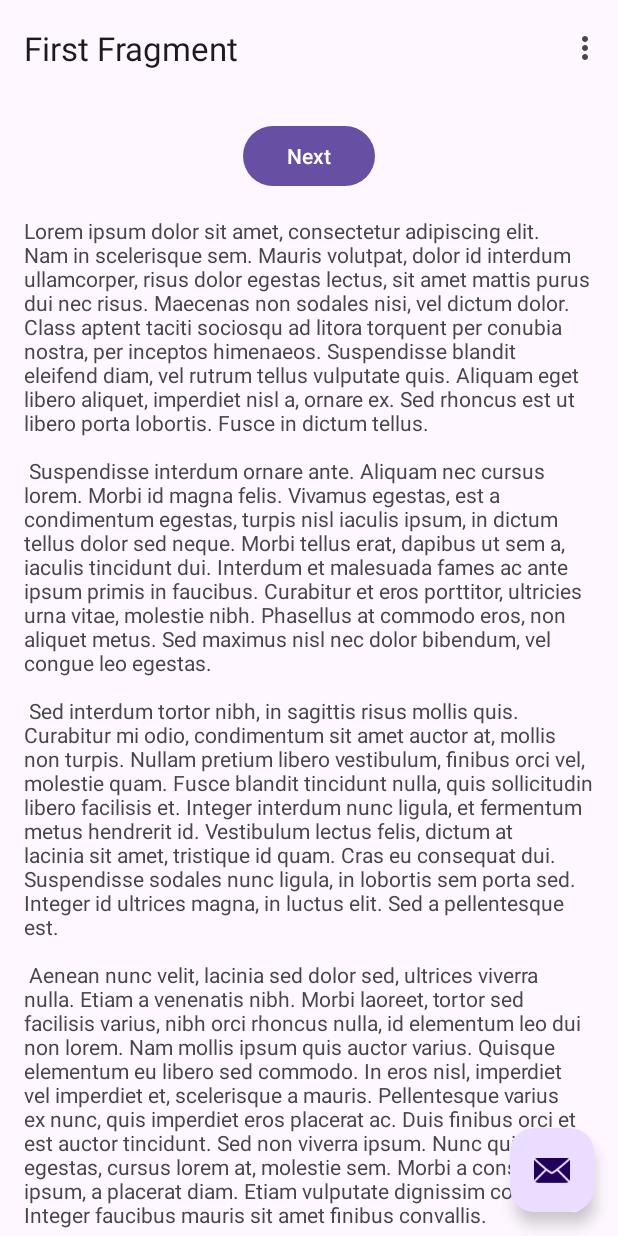
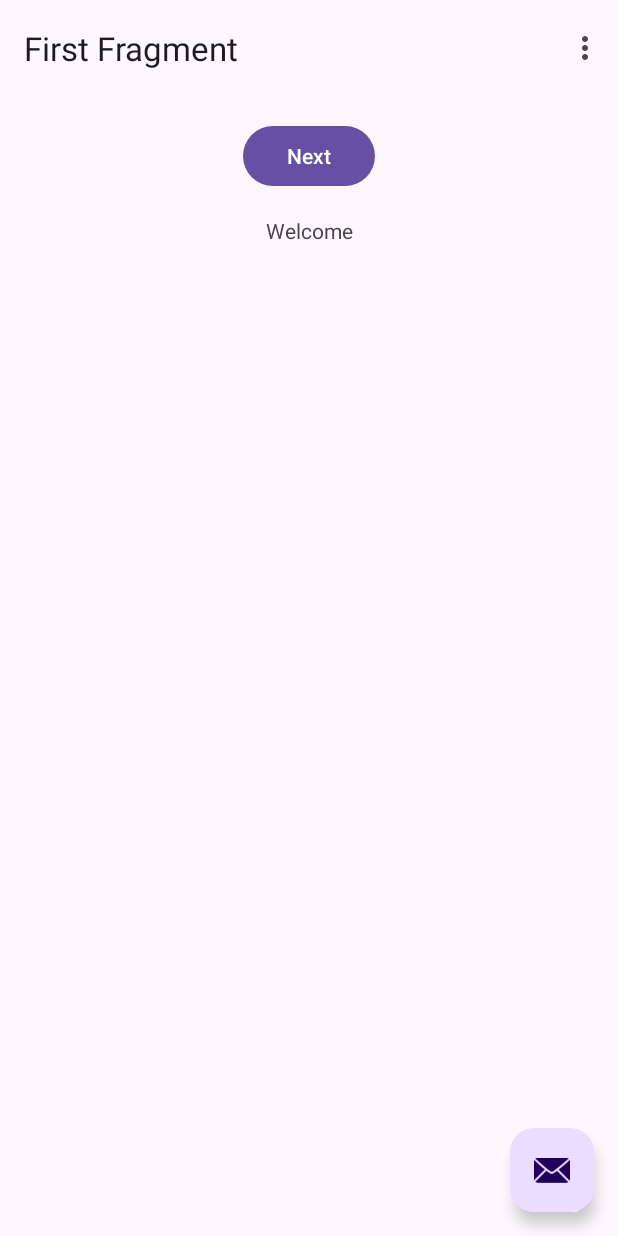
Before and after one commit to EigenYam/ProduktFinder, an Android app: the screen it shows after launch (MainActivity), on a phone screen of 412 x 824 dp. Run offline under Robolectric (Android 15) with nearby library versions, the phone set to English and light mode, and no system bars; our stand-ins replace navigation-ui.

Commit message:
Change text

```diff
--- a/app/src/main/res/values/strings.xml
+++ b/app/src/main/res/values/strings.xml
@@ -7,40 +7,5 @@
     <string name="next">Next</string>
     <string name="previous">Previous</string>
 
-    <string name="lorem_ipsum">
-        Lorem ipsum dolor sit amet, consectetur adipiscing elit. Nam in scelerisque sem. Mauris
-        volutpat, dolor id interdum ullamcorper, risus dolor egestas lectus, sit amet mattis purus
-        dui nec risus. Maecenas non sodales nisi, vel dictum dolor. Class aptent taciti sociosqu ad
-        litora torquent per conubia nostra, per inceptos himenaeos. Suspendisse blandit eleifend
-        diam, vel rutrum tellus vulputate quis. Aliquam eget libero aliquet, imperdiet nisl a,
-        ornare ex. Sed rhoncus est ut libero porta lobortis. Fusce in dictum tellus.\n\n
-        Suspendisse interdum ornare ante. Aliquam nec cursus lorem. Morbi id magna felis. Vivamus
-        egestas, est a condimentum egestas, turpis nisl iaculis ipsum, in dictum tellus dolor sed
-        neque. Morbi tellus erat, dapibus ut sem a, iaculis tincidunt dui. Interdum et malesuada
-        fames ac ante ipsum primis in faucibus. Curabitur et eros porttitor, ultricies urna vitae,
-        molestie nibh. Phasellus at commodo eros, non aliquet metus. Sed maximus nisl nec dolor
-        bibendum, vel congue leo egestas.\n\n
-        Sed interdum tortor nibh, in sagittis risus mollis quis. Curabitur mi odio, condimentum sit
-        amet auctor at, mollis non turpis. Nullam pretium libero vestibulum, finibus orci vel,
-        molestie quam. Fusce blandit tincidunt nulla, quis sollicitudin libero facilisis et. Integer
-        interdum nunc ligula, et fermentum metus hendrerit id. Vestibulum lectus felis, dictum at
-        lacinia sit amet, tristique id quam. Cras eu consequat dui. Suspendisse sodales nunc ligula,
-        in lobortis sem porta sed. Integer id ultrices magna, in luctus elit. Sed a pellentesque
-        est.\n\n
-        Aenean nunc velit, lacinia sed dolor sed, ultrices viverra nulla. Etiam a venenatis nibh.
-        Morbi laoreet, tortor sed facilisis varius, nibh orci rhoncus nulla, id elementum leo dui
-        non lorem. Nam mollis ipsum quis auctor varius. Quisque elementum eu libero sed commodo. In
-        eros nisl, imperdiet vel imperdiet et, scelerisque a mauris. Pellentesque varius ex nunc,
-        quis imperdiet eros placerat ac. Duis finibus orci et est auctor tincidunt. Sed non viverra
-        ipsum. Nunc quis augue egestas, cursus lorem at, molestie sem. Morbi a consectetur ipsum, a
-        placerat diam. Etiam vulputate dignissim convallis. Integer faucibus mauris sit amet finibus
-        convallis.\n\n
-        Phasellus in aliquet mi. Pellentesque habitant morbi tristique senectus et netus et
-        malesuada fames ac turpis egestas. In volutpat arcu ut felis sagittis, in finibus massa
-        gravida. Pellentesque id tellus orci. Integer dictum, lorem sed efficitur ullamcorper,
-        libero justo consectetur ipsum, in mollis nisl ex sed nisl. Donec maximus ullamcorper
-        sodales. Praesent bibendum rhoncus tellus nec feugiat. In a ornare nulla. Donec rhoncus
-        libero vel nunc consequat, quis tincidunt nisl eleifend. Cras bibendum enim a justo luctus
-        vestibulum. Fusce dictum libero quis erat maximus, vitae volutpat diam dignissim.
-    </string>
+    <string name="lorem_ipsum">Welcome</string>
 </resources>
```
